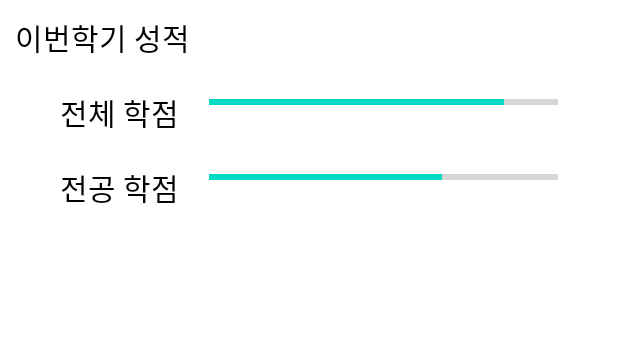
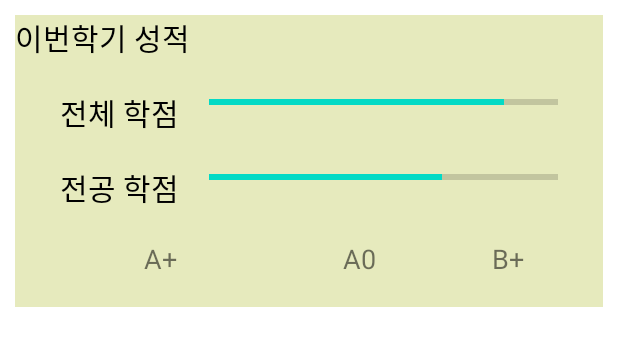
Before and after one commit to Last-SilverLight-End/Application, an Android app: the layout show_grade.xml on its own in the app's theme, with its tools: preview values and no code run, on a phone screen of 412 x 824 dp. Shown: the top 346 px of the screen. Run offline under Robolectric (Android 15) with nearby library versions, the phone set to English and light mode, and no system bars.

Commit message:
(chore)grade top_of

```diff
--- a/app/src/main/res/layout/show_grade.xml
+++ b/app/src/main/res/layout/show_grade.xml
@@ -8,12 +8,14 @@
     android:layout_marginLeft="10dp"
     android:layout_marginRight="10dp"
     android:layout_marginStart="10dp"
+    android:background="#FFFFFF"
     android:layout_marginBottom="10dp">
 
     <LinearLayout
         android:layout_width="match_parent"
         android:layout_height="wrap_content"
         android:id="@+id/Show_Credits"
+        android:background="#E6EABD"
         android:orientation="vertical">
         <TextView
             android:id="@+id/present_semester_grade"
@@ -58,6 +60,7 @@
             android:layout_height="wrap_content"
             android:orientation="horizontal"
             android:layout_marginLeft="30sp"
+            android:layout_marginBottom="20sp"
             android:layout_marginRight="30sp">
 
             <TextView
@@ -79,6 +82,51 @@
 
         </LinearLayout>
 
+        <LinearLayout
+            android:id = "@+id/Total_Grade_Percent"
+            android:layout_width="match_parent"
+            android:layout_height="wrap_content"
+            android:orientation="horizontal"
+            android:layout_marginLeft="30sp"
+            android:layout_marginBottom="20sp"
+            android:layout_marginRight="30sp"
+            android:weightSum="100">
+
+            <!--여기에서 A+ ,A,B+,B,C+,C,D+,D,F 총 9개로 나누어야 함 -->
+            <TextView
+                android:layout_width="match_parent"
+                android:layout_height="wrap_content"
+                android:gravity="center"
+                android:layout_weight="30"
+                android:textSize="18sp"
+                android:background="#00ff0000"
+                android:text= "A+"
+
+                android:id="@+id/Percent_Of_A1"/>
+            <TextView
+                android:layout_width="match_parent"
+                android:layout_height="wrap_content"
+                android:gravity="center"
+                android:layout_weight="30"
+                android:textSize="18sp"
+                android:background="#00ff0000"
+                android:text= "A0"
+
+                android:id="@+id/Percent_Of_A2"/>
+            <TextView
+                android:layout_width="match_parent"
+                android:layout_height="wrap_content"
+                android:gravity="center"
+                android:layout_weight="40"
+                android:textSize="18sp"
+                android:background="#00ff0000"
+                android:text= "B+"
+
+                android:id="@+id/Percent_Of_B1"/>
+
+
+        </LinearLayout>
+
 
 
     </LinearLayout>
```
